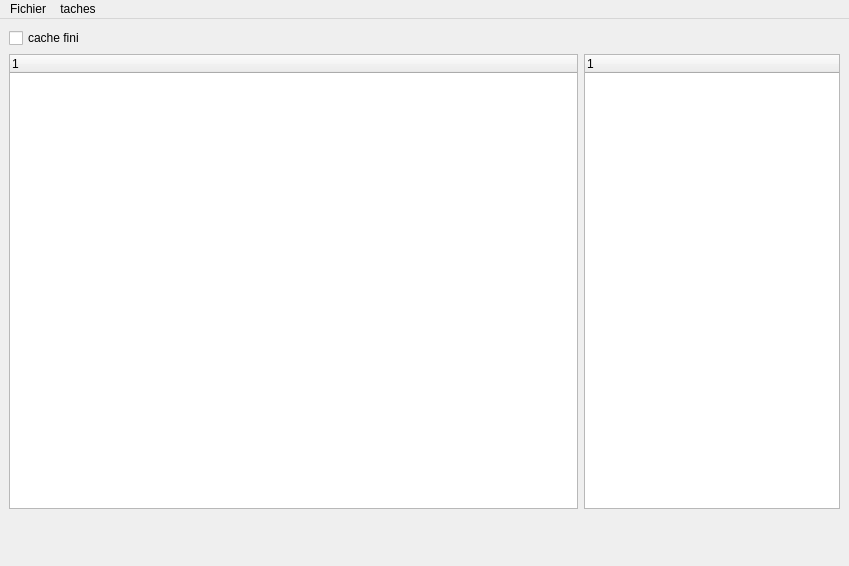
This is yapluka/yaplukawindow.ui in lengagne/yapluka as Qt 5 draws it before an edit. The edited form follows.
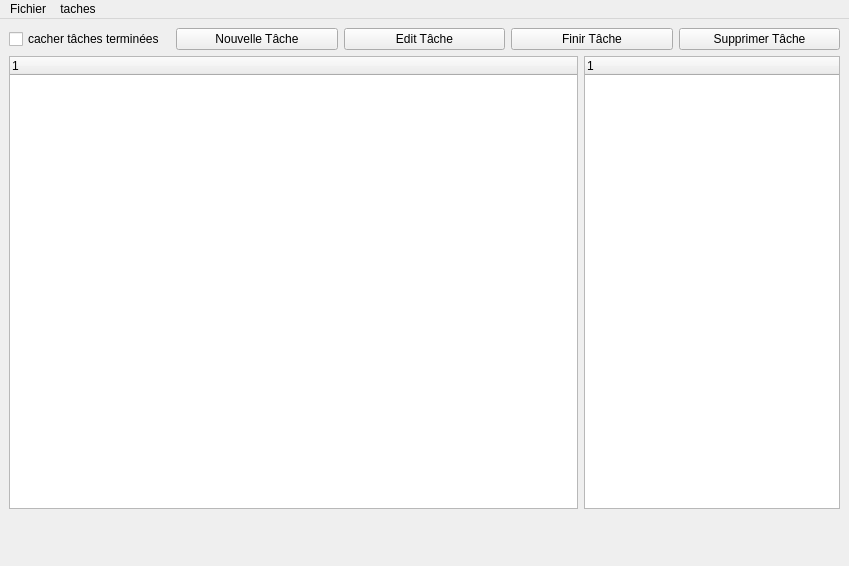
This is the edited form.

Commit message: gestion des tâches a l'air ok, il faudra rajouter la gestion des catégories et celle des sous taches et sous catégories

Patch:
```diff
--- a/yapluka/yaplukawindow.ui
+++ b/yapluka/yaplukawindow.ui
@@ -30,15 +30,44 @@
      </rect>
     </property>
     <layout class="QVBoxLayout" name="verticalLayout">
-     <item alignment="Qt::AlignLeft|Qt::AlignTop">
-      <widget class="QCheckBox" name="cachefinibox">
-       <property name="enabled">
-        <bool>true</bool>
-       </property>
-       <property name="text">
-        <string>cache fini</string>
-       </property>
-      </widget>
+     <item>
+      <layout class="QHBoxLayout" name="horizontalLayout_2">
+       <item>
+        <widget class="QCheckBox" name="cachefinibox">
+         <property name="text">
+          <string>cacher tâches terminées</string>
+         </property>
+        </widget>
+       </item>
+       <item>
+        <widget class="QPushButton" name="BoutonNouvelleTache">
+         <property name="text">
+          <string>Nouvelle Tâche</string>
+         </property>
+        </widget>
+       </item>
+       <item>
+        <widget class="QPushButton" name="BoutonEditTache">
+         <property name="text">
+          <string>Edit Tâche</string>
+         </property>
+        </widget>
+       </item>
+       <item>
+        <widget class="QPushButton" name="BoutonFinirTache">
+         <property name="text">
+          <string>Finir Tâche</string>
+         </property>
+        </widget>
+       </item>
+       <item>
+        <widget class="QPushButton" name="BoutonSupprimerTache">
+         <property name="text">
+          <string>Supprimer Tâche</string>
+         </property>
+        </widget>
+       </item>
+      </layout>
      </item>
      <item>
       <layout class="QHBoxLayout" name="horizontalLayout">
```
Left out of the diff: 6 changed lines with no effect on the pictures. The commit also changes 13 other files.
